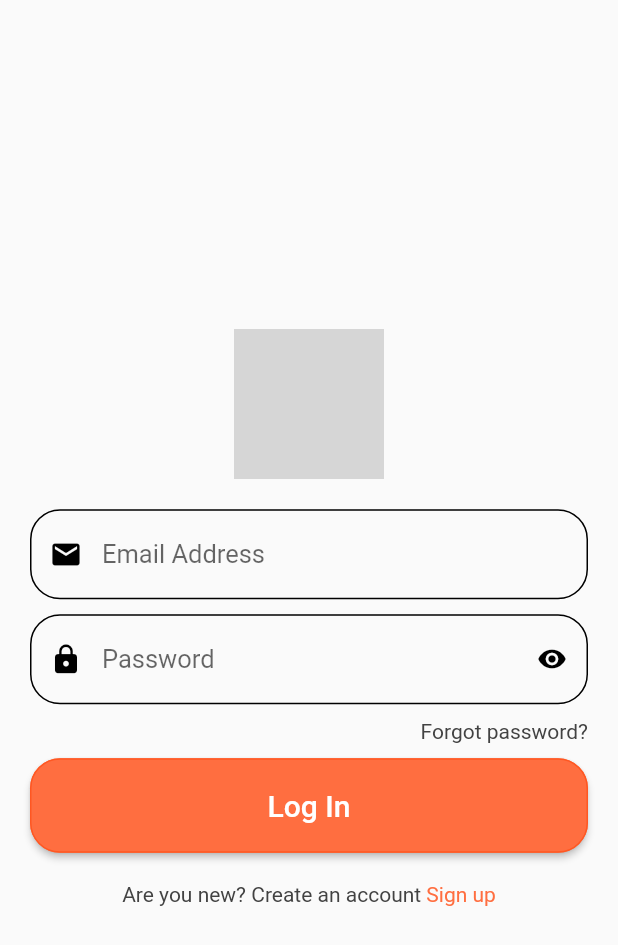
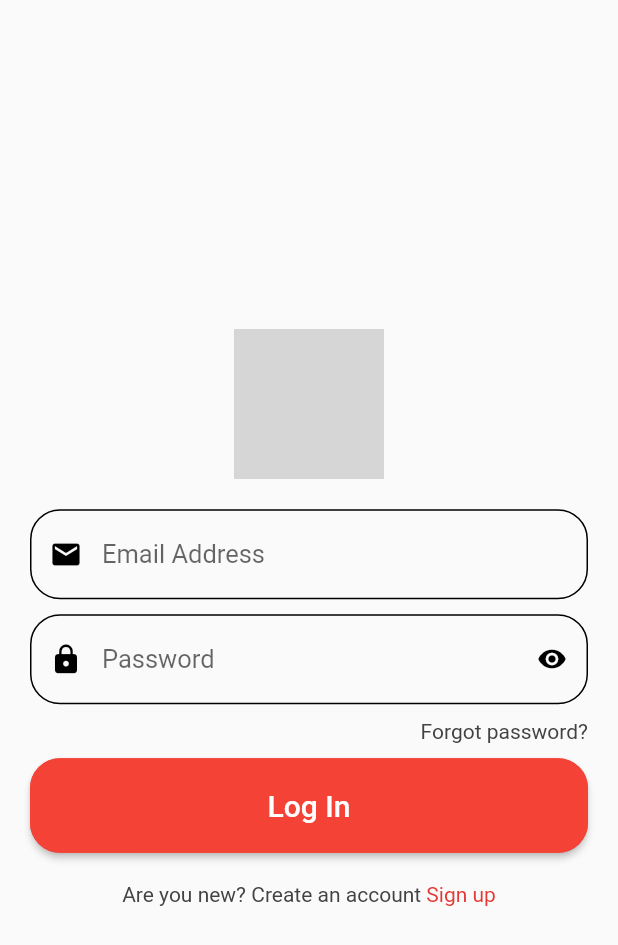
Before and after one commit to smritikhadgi98/Mobile-App-Grocery, a Flutter app: the screen it shows after launch, on a phone screen of 412 x 824 dp. Shown: the top 945 px of the screen. Run offline on Flutter 3.47's test engine with Material 2 defaults, Android fonts, the phone set to English and light mode, and no system bars; drawn by our look-alikes of loader_overlay; our stand-ins replace cloud_firestore, firebase_auth, firebase_core, firebase_messaging, firebase_storage, flutter_local_notifications and 3 more; missing offline and left inert: dart:ffi; accounts and stored records are empty; Roboto replaces fonts that are missing (WorkSansSemiBold); grey boxes are pictures that could not be loaded.

Commit message:
first commit

```diff
--- a/lib/main.dart
+++ b/lib/main.dart
@@ -71,7 +71,7 @@ class MyApp extends StatelessWidget {
                   // or simply save your changes to "hot reload" in a Flutter IDE).
                   // Notice that the counter didn't reset back to zero; the application
                   // is not restarted.
-                  primarySwatch: Colors.green,
+                  primarySwatch: Colors.red,
                   textTheme: GoogleFonts.aBeeZeeTextTheme(),
                 ),
                 initialRoute: "/splash",
--- a/lib/screens/auth/login_screen.dart
+++ b/lib/screens/auth/login_screen.dart
@@ -143,9 +143,9 @@ class _LoginScreenState extends State<LoginScreen> {
                     width: double.infinity,
                     child: ElevatedButton(
                         style: ButtonStyle(
-                          backgroundColor: MaterialStateProperty.all<Color>(Colors.deepOrangeAccent),
+                          backgroundColor: MaterialStateProperty.all<Color>(Colors.red),
 
-                          shape: MaterialStateProperty.all<RoundedRectangleBorder>(RoundedRectangleBorder(borderRadius: BorderRadius.circular(20), side: BorderSide(color: Colors.deepOrange))),
+                          shape: MaterialStateProperty.all<RoundedRectangleBorder>(RoundedRectangleBorder(borderRadius: BorderRadius.circular(20), side: BorderSide(color: Colors.red))),
 
                           padding: MaterialStateProperty.all<EdgeInsets>(EdgeInsets.symmetric(vertical: 20)),
                         ),
@@ -173,7 +173,7 @@ class _LoginScreenState extends State<LoginScreen> {
                           },
                           child: Text(
                             "Sign up",
-                            style: TextStyle(color: Colors.deepOrangeAccent),
+                            style: TextStyle(color: Colors.red.shade600),
                           ))
                     ],
                   ),
--- a/pubspec.yaml
+++ b/pubspec.yaml
@@ -29,14 +29,14 @@ environment:
 # versions available, run `flutter pub outdated`.
 dependencies:
   flutter:
-   sdk: flutter
+    sdk: flutter
 
 
       # The following adds the Cupertino Icons font to your application.
-      # Use with the CupertinoIcons class for iOS style icons.
+    # Use with the CupertinoIcons class for iOS style icons.
   cupertino_icons: ^1.0.2
 
-      # firebase dependencies
+  # firebase dependencies
   firebase_core: ^2.4.1
   firebase_auth: ^4.2.5
   cloud_firestore: ^4.3.1
```
Also changed, not shown: lib/firebase_options.dart, 3 other files.
